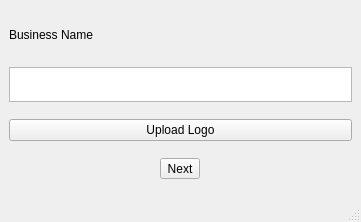
First picture: the form in ui/1_Setup/BusinessCreationScreen.ui, repository F1l14/Software-Engineering-2025, before the edit.
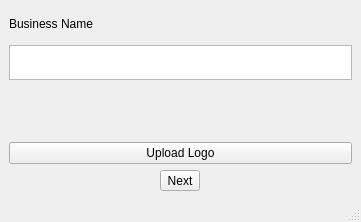
Second picture: the form after the edit.

Commit message: New: Business Creation Completed

```diff
--- a/ui/1_Setup/BusinessCreationScreen.ui
+++ b/ui/1_Setup/BusinessCreationScreen.ui
@@ -38,6 +38,13 @@
       </property>
      </widget>
     </item>
+    <item>
+     <widget class="QLabel" name="logo_field">
+      <property name="text">
+       <string/>
+      </property>
+     </widget>
+    </item>
     <item>
      <widget class="QPushButton" name="upload_button">
       <property name="text">
```
The commit also changes 6 other files.
